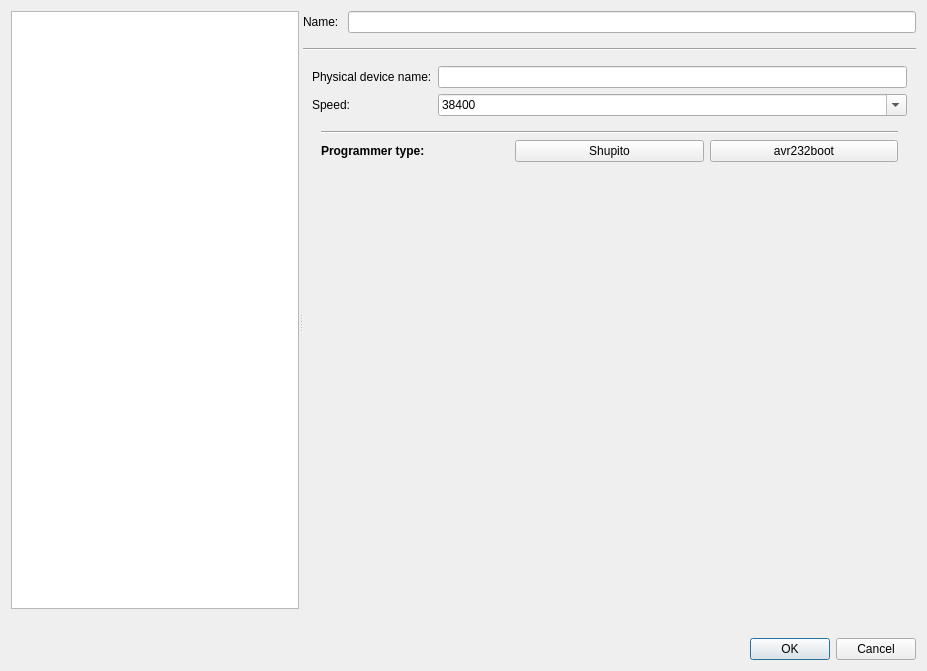
Tasssadar/Lorris, file src/ui/chooseconnectiondlg.ui: the form before one commit.
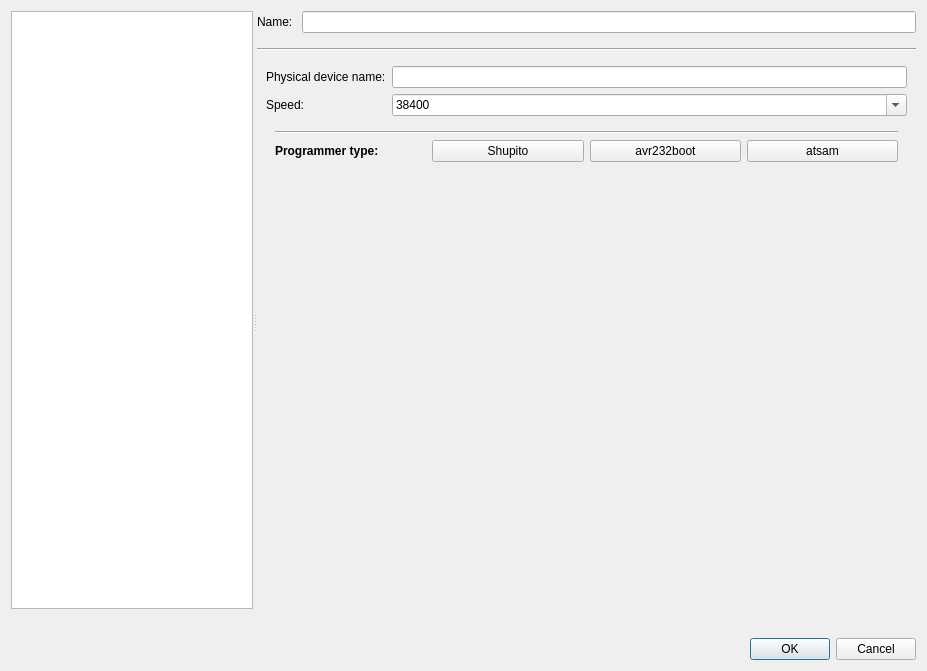
The form after the commit. The open tabs and pages were chosen to show the change. Icons and pictures are not drawn.

Diff of the .ui file:
```diff
--- a/src/ui/chooseconnectiondlg.ui
+++ b/src/ui/chooseconnectiondlg.ui
@@ -383,6 +383,26 @@
                   </property>
                  </widget>
                 </item>
+                <item>
+                 <widget class="QPushButton" name="progAtsam">
+                  <property name="text">
+                   <string>atsam</string>
+                  </property>
+                  <property name="icon">
+                   <iconset resource="../icons.qrc">
+                    <normaloff>:/icons/symbol_star</normaloff>:/icons/symbol_star</iconset>
+                  </property>
+                  <property name="iconSize">
+                   <size>
+                    <width>32</width>
+                    <height>32</height>
+                   </size>
+                  </property>
+                  <property name="checkable">
+                   <bool>true</bool>
+                  </property>
+                 </widget>
+                </item>
                </layout>
               </item>
              </layout>
```
Left out of the diff: 2 changed lines with no effect on the pictures.
